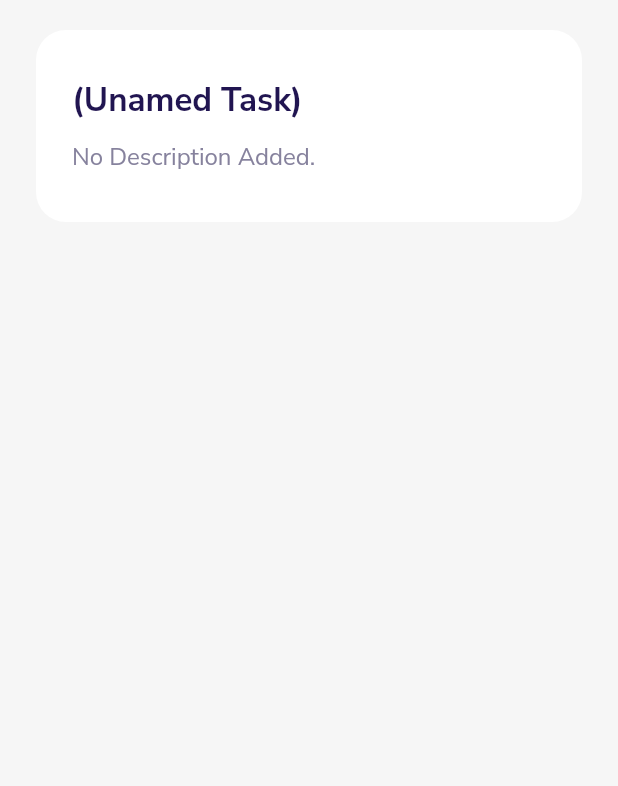
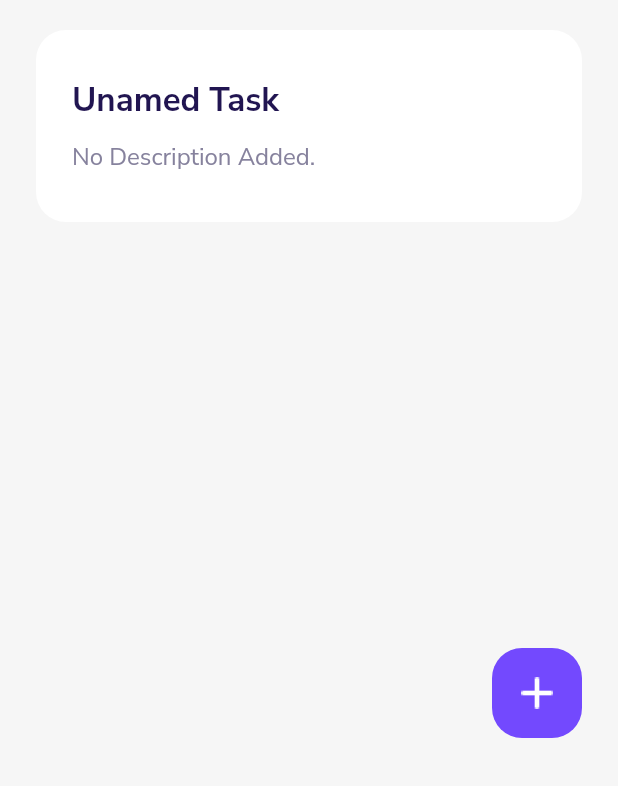
Before and after one commit to maneesha14w/flutter_todo_app, a Flutter app: the screen it shows after launch, on a phone screen of 412 x 824 dp, the part 450-1236 px from its top. Run offline on Flutter 3.47's test engine with Material 2 defaults, Android fonts, the phone set to English and light mode, and no system bars; our stand-ins replace google_fonts.

Commit message:
added the add floating button image

```diff
--- a/lib/screens/homepage.dart
+++ b/lib/screens/homepage.dart
@@ -15,7 +15,9 @@ class _HomepageState extends State<Homepage> {
           color: Color(0xFFF6F6F6),
           width: double.infinity,
           padding: EdgeInsets.symmetric(horizontal: 24.0, vertical: 32.0),
-          child: Column(
+          child: Stack(
+            children: [
+              Column(
                 crossAxisAlignment: CrossAxisAlignment.start,
                 children: [
                   Container(
@@ -34,6 +36,23 @@ class _HomepageState extends State<Homepage> {
                   TaskCardWidget(),
                 ],
               ),
+              Positioned(
+                bottom: 0.0,
+                right:0.0,
+                child: Container(
+                  width: 60.0,
+                  height: 60.0,
+                  decoration: BoxDecoration(
+                    color: Color(0xFF7349FE),
+                    borderRadius: BorderRadius.circular(20.0)
+                  ),
+                  child: Image(
+                    image: AssetImage('assets/images/add_icon.png'),
+                  ),
+                ),
+              )
+            ],
+          ),
         ),
       ),
     );
--- a/lib/widgets.dart
+++ b/lib/widgets.dart
@@ -22,7 +22,7 @@ class TaskCardWidget extends StatelessWidget {
         crossAxisAlignment: CrossAxisAlignment.start,
         children: [
           Text(
-            title ?? ("(Unamed Task)") ,
+            title ?? ("Unamed Task") ,
             style: TextStyle(
               color: Color(0xFF211551),
               fontSize: 22.0,
```
Lines whose indentation alone changed are shown as unchanged.
